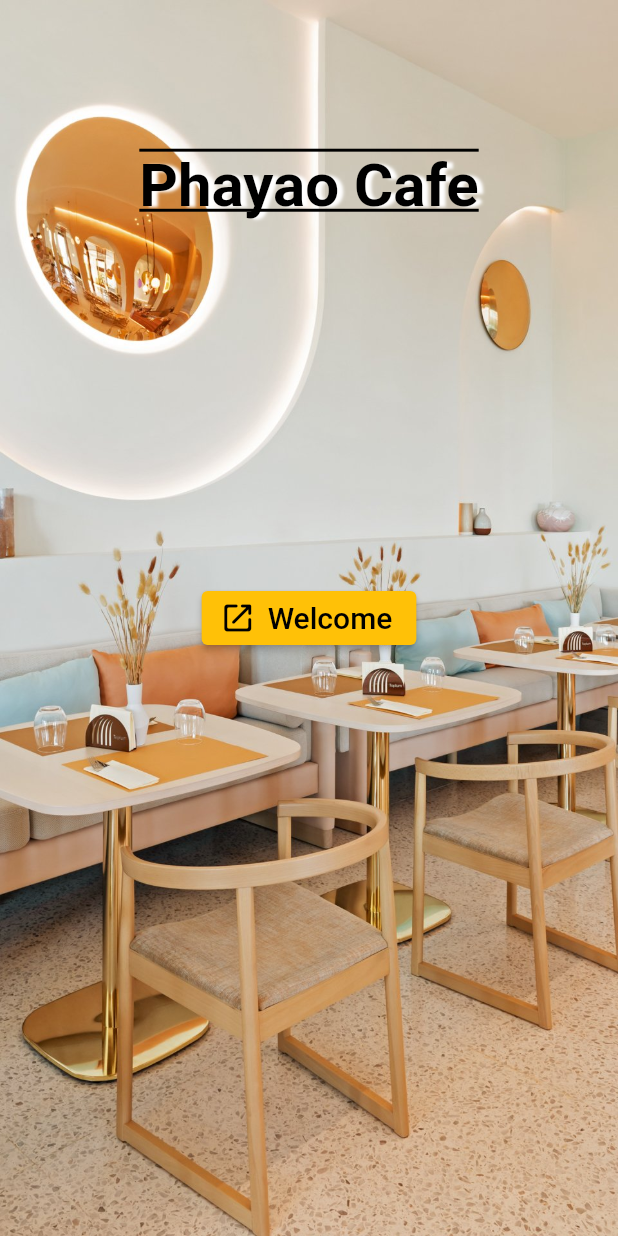
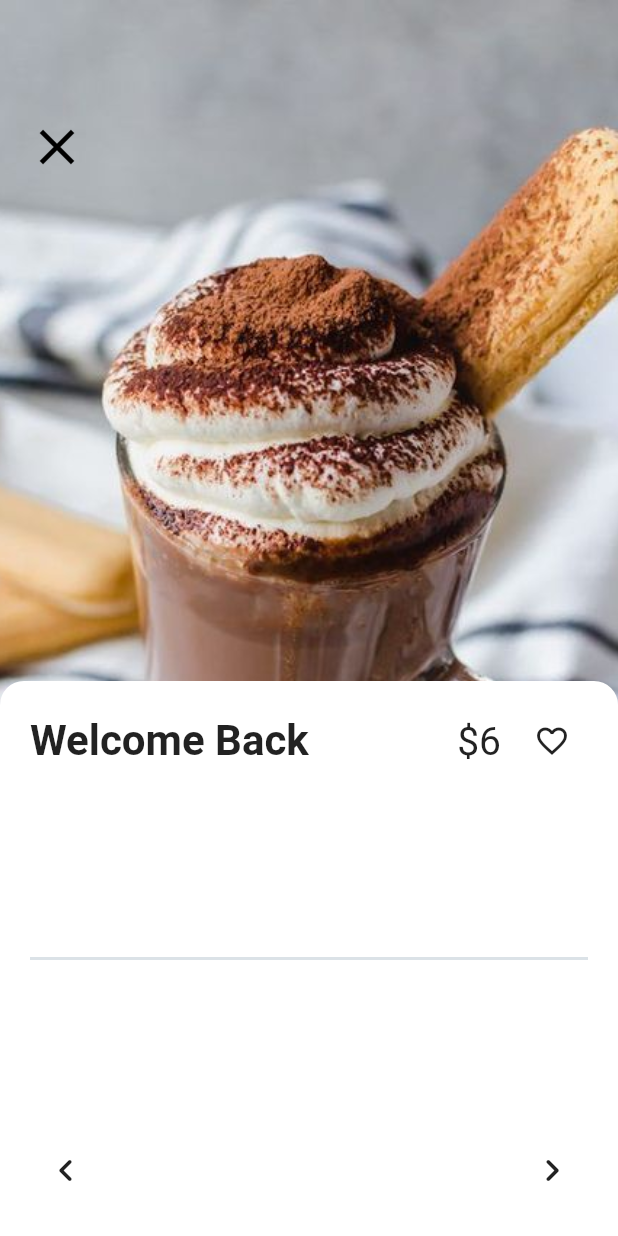
Before and after one commit to OhmMiee/Application-Mobile, a Flutter app: the HomeScreen screen opened directly, after a tap on "Heefjadsjf", on a phone screen of 412 x 824 dp. Run offline on Flutter 3.47's test engine with Material 2 defaults, Android fonts, the phone set to English and light mode, and no system bars; our stand-ins replace carousel_slider, hexcolor.

Commit message:
detail 80%

```diff
--- a/lib/constant.dart
+++ b/lib/constant.dart
@@ -8,3 +8,6 @@ Color darkColor = HexColor("#1A1A1A");
 Color grayColor = HexColor("#585858");
 
 Color whiteColor = HexColor("#ffffff");
+
+
+const title1 = 28;
--- /dev/null
+++ b/lib/detail.dart
@@ -0,0 +1,196 @@
+import 'package:final_project/home.dart';
+import 'package:flutter/material.dart';
+
+class Details extends StatelessWidget {
+  const Details({Key? key}) : super(key: key);
+
+  @override
+  Widget build(BuildContext context) {
+    return Scaffold(backgroundColor: Color(0xFF262D34), body: Information());
+  }
+}
+
+class Information extends StatelessWidget {
+  const Information({Key? key}) : super(key: key);
+
+  @override
+  Widget build(BuildContext context) {
+    return Container(
+        width: MediaQuery.of(context).size.width,
+        height: MediaQuery.of(context).size.height * 1,
+        decoration: BoxDecoration(
+          color: Color(0xFF262D34),
+          image: DecorationImage(
+            fit: BoxFit.cover,
+            image: Image.asset(
+              'assets/images/menu1.jpg',
+            ).image,
+          ),
+        ),
+        child: Align(
+          alignment: AlignmentDirectional(0, 1),
+          child: Column(
+              mainAxisSize: MainAxisSize.max,
+              mainAxisAlignment: MainAxisAlignment.spaceBetween,
+              crossAxisAlignment: CrossAxisAlignment.center,
+              children: [
+                CloseButton(),
+                Container(
+                  width: MediaQuery.of(context).size.width,
+                  height: 370,
+                  decoration: BoxDecoration(
+                    color: Colors.white,
+                    borderRadius: BorderRadius.only(
+                      bottomLeft: Radius.circular(0),
+                      bottomRight: Radius.circular(0),
+                      topLeft: Radius.circular(16),
+                      topRight: Radius.circular(16),
+                    ),
+                  ),
+                  child: Column(
+                    mainAxisSize: MainAxisSize.max,
+                    mainAxisAlignment: MainAxisAlignment.spaceBetween,
+                    children: [
+                      Padding(
+                        padding: EdgeInsetsDirectional.fromSTEB(20, 16, 20, 20),
+                        child: Row(
+                          mainAxisSize: MainAxisSize.max,
+                          mainAxisAlignment: MainAxisAlignment.start,
+                          crossAxisAlignment: CrossAxisAlignment.center,
+                          children: [
+                            Expanded(
+                              child: Align(
+                                alignment: AlignmentDirectional(-1, 0),
+                                child: Text(
+                                  'Welcome Back',
+                                  style: TextStyle(
+                                      fontSize: 28,
+                                      fontWeight: FontWeight.bold),
+                                  // style: FlutterFlowTheme.title1.override(
+                                  //   fontFamily: 'Lexend Deca',
+                                  //   color: Color(0xFF090F13),
+                                  //   fontSize: 24,
+                                  //   fontWeight: FontWeight.bold,
+                                  // ),
+                                ),
+                              ),
+                            ),
+                            Align(
+                              alignment: AlignmentDirectional(-1, 0),
+                              child: Text(
+                                '\$6',
+                                style: TextStyle(fontSize: 26),
+                              ),
+                            ),
+                            FavoriteWidget()
+                          ],
+                        ),
+                      ),
+                      Divider(
+                        height: 2,
+                        thickness: 2,
+                        indent: 20,
+                        endIndent: 20,
+                        color: Color(0xFFDBE2E7),
+                      ),
+                      Padding(
+                        padding: EdgeInsetsDirectional.fromSTEB(20, 16, 20, 20),
+                        child: Row(
+                          mainAxisSize: MainAxisSize.max,
+                          mainAxisAlignment: MainAxisAlignment.spaceBetween,
+                          children: [
+                            IconButton(
+                              icon: Icon(
+                                Icons.keyboard_arrow_left_rounded,
+                                size: 30,
+                              ),
+                              onPressed: () {
+                                print('IconButton pressed ...');
+                              },
+                            ),
+                            IconButton(
+                              icon: Icon(
+                                Icons.navigate_next_rounded,
+                                // color: FlutterFlowTheme.tertiaryColor,
+                                size: 30,
+                              ),
+                              onPressed: () {
+                                print('IconButton pressed ...');
+                              },
+                            )
+                          ],
+                        ),
+                      )
+                    ],
+                  ),
+                )
+              ]),
+        ));
+  }
+}
+
+class CloseButton extends StatelessWidget {
+  const CloseButton({Key? key}) : super(key: key);
+
+  @override
+  Widget build(BuildContext context) {
+    return Padding(
+      padding: EdgeInsetsDirectional.fromSTEB(0, 70, 0, 0),
+      child: Row(
+        mainAxisSize: MainAxisSize.max,
+        mainAxisAlignment: MainAxisAlignment.start,
+        children: [
+          Padding(
+            padding: EdgeInsetsDirectional.fromSTEB(10, 0, 0, 0),
+            child: IconButton(
+              icon: Icon(
+                Icons.close,
+                color: Colors.black,
+                size: 40,
+              ),
+              onPressed: () {
+                Navigator.pop(context);
+              }
+            ),
+          )
+        ],
+      ),
+    );
+  }
+}
+
+class FavoriteWidget extends StatefulWidget {
+  const FavoriteWidget({Key? key}) : super(key: key);
+
+  @override
+  _FavoriteWidgetState createState() => _FavoriteWidgetState();
+}
+
+class _FavoriteWidgetState extends State<FavoriteWidget> {
+  bool _isFavorited = false;
+  int _favoriteCount = 99;
+
+  @override
+  Widget build(BuildContext context) {
+    return Padding(
+        padding: EdgeInsetsDirectional.fromSTEB(10, 0, 0, 0),
+        child: IconButton(
+          onPressed: _toggleFavorite,
+          icon: (_isFavorited
+              ? const Icon(Icons.favorite)
+              : const Icon(Icons.favorite_border)),
+        ));
+  }
+
+  void _toggleFavorite() {
+    setState(() {
+      if (_isFavorited) {
+        _favoriteCount -= 1;
+        _isFavorited = false;
+      } else {
+        _favoriteCount += 1;
+        _isFavorited = true;
+      }
+    });
+  }
+}
--- a/lib/home.dart
+++ b/lib/home.dart
@@ -3,18 +3,22 @@
 
 import 'package:final_project/main.dart';
 import 'package:flutter/material.dart';
-import 'package:hexcolor/hexcolor.dart';
 import 'constant.dart';
+import 'detail.dart';
+import 'category.dart';
 import 'package:carousel_slider/carousel_slider.dart';
 
 class HomeScreen extends StatefulWidget {
   const HomeScreen({Key? key}) : super(key: key);
+
 
   @override
   _HomeScreenState createState() => _HomeScreenState();
 }
 
 class _HomeScreenState extends State<HomeScreen> {
+
+
 
   Widget _textformField() {
     return Padding(
@@ -42,11 +46,10 @@ class _HomeScreenState extends State<HomeScreen> {
     required String tittle,
   }) {
     return InkWell(
-        onTap: () async {
-          await Navigator.push(
+        onTap: () {Navigator.push(
                 context,
                 MaterialPageRoute(
-              builder: (context) => MyApp(),
+                  builder: (context) => const Details(),
                 ),
               );
         },
@@ -104,7 +107,16 @@ class _HomeScreenState extends State<HomeScreen> {
     required String image,
     required String tittle,
   }) {
-    return Container(
+    return InkWell(
+        onTap: () async {
+          await Navigator.push(
+            context,
+            MaterialPageRoute(
+              builder: (context) => Details(),
+            ),
+          );
+        },
+        child: Container(
           height: 130,
           margin: EdgeInsets.symmetric(horizontal: 25),
           child: Column(
@@ -129,7 +141,7 @@ class _HomeScreenState extends State<HomeScreen> {
               ),
             ],
           ),
-    );
+        ));
   }
 
   final List<String> imageList = [
@@ -147,8 +159,8 @@ class _HomeScreenState extends State<HomeScreen> {
               // mainAxisAlignment: MainAxisAlignment.spaceEvenly,
               children: [
                 Padding(
-                  padding: const EdgeInsets.only(
-                      top: 70.0, left: 20.0, right: 20.0),
+                  padding:
+                      const EdgeInsets.only(top: 70.0, left: 20.0, right: 20.0),
                   child: Row(
                     children: [
                       Text(
@@ -255,9 +267,11 @@ class _HomeScreenState extends State<HomeScreen> {
                     mainAxisAlignment: MainAxisAlignment.spaceAround,
                     children: [
                       _menu(
-                          image: "assets/images/menu1.jpg", tittle: "Heefjadsjf"),
+                          image: "assets/images/menu1.jpg",
+                          tittle: "Heefjadsjf"),
                       _menu(
-                          image: "assets/images/menu1.jpg", tittle: "Heefjadsjf"),
+                          image: "assets/images/menu1.jpg",
+                          tittle: "Heefjadsjf"),
                     ],
                   ),
                 )
```
Also changed, not shown: lib/category.dart (added, +19 -0 lines). Lines whose indentation alone changed are shown as unchanged.
